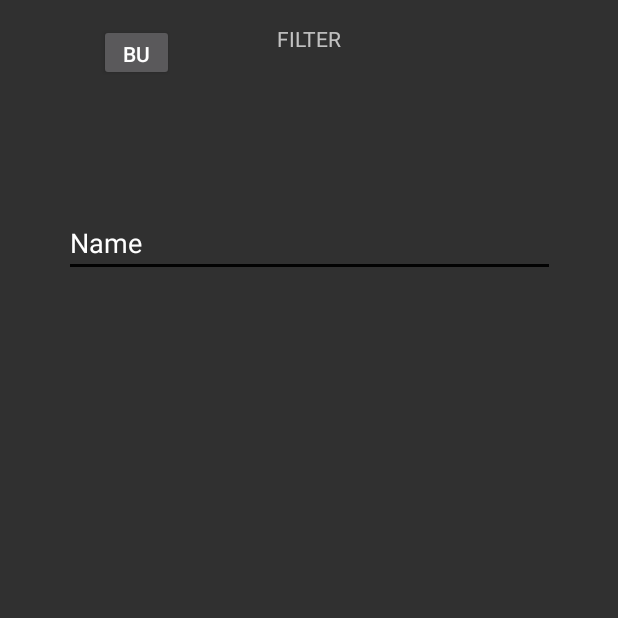
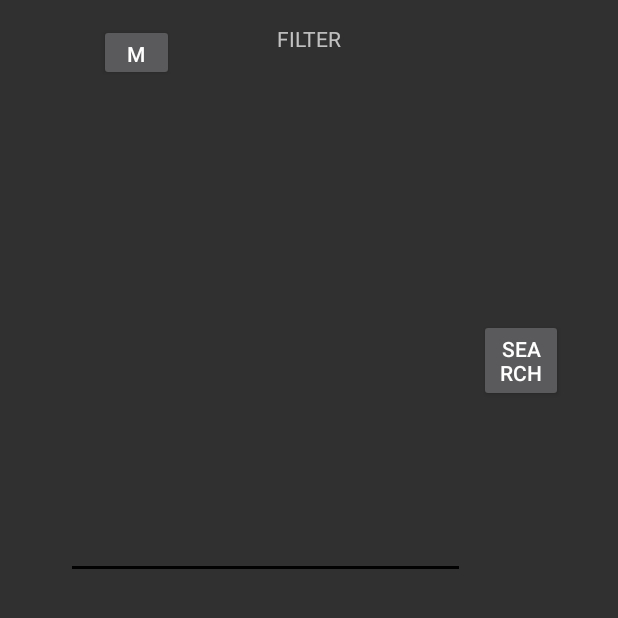
Before and after one commit to CMPUT301F17T08/habit_rabbit, an Android app: the FilterActivity screen opened directly, with no data from a screen before it, on a phone screen of 412 x 824 dp, the top half of it. Run offline under Robolectric (Android 15) with nearby library versions, the phone set to English and light mode, and no system bars; 2 statements that could not run were skipped.

Commit message:
filter save

```diff
--- a/app/src/main/java/ca/ualberta/cmput301f17t08/habitrabbit/FilterActivity.java
+++ b/app/src/main/java/ca/ualberta/cmput301f17t08/habitrabbit/FilterActivity.java
@@ -1,9 +1,13 @@
 package ca.ualberta.cmput301f17t08.habitrabbit;
 
+import android.content.Intent;
 import android.support.v7.app.AppCompatActivity;
 import android.os.Bundle;
 import android.support.v7.widget.LinearLayoutManager;
 import android.support.v7.widget.RecyclerView;
+import android.text.Editable;
+import android.text.TextWatcher;
+import android.view.View;
 import android.widget.ArrayAdapter;
 import android.widget.Button;
 import android.widget.EditText;
@@ -21,8 +25,14 @@ public class FilterActivity extends AppCompatActivity {
     private EditText filter;
     private RecyclerView habit_list_view;
     private Button menu_button;
+    private Button search_button;
+
     private HabitsAdapter cAdapt;
     private ArrayList<Habit> habitList;
+    private FilterActivity activity = this;
+    private ArrayAdapter<Habit> adapter;
+
+
 
 
 
@@ -33,18 +43,48 @@ public class FilterActivity extends AppCompatActivity {
         setContentView(R.layout.activity_filter);
 
         Button menu_button = (Button) findViewById(R.id.menu_button);
+        Button search_button = (Button) findViewById(R.id.search_button);
+
         filter = (EditText) findViewById(R.id.filter);
         title = (TextView) findViewById(R.id.title);
         habit_list_view = (RecyclerView) findViewById(R.id.habit_list);
 
         habitList = LoginManager.getInstance().getCurrentUser().getHabits();
-
         habit_list_view.setLayoutManager(new LinearLayoutManager(getApplicationContext(), LinearLayoutManager.VERTICAL, false));
-
         cAdapt = new HabitsAdapter(habitList, this);
         habit_list_view.setAdapter(cAdapt);
 
 
+        menu_button.setOnClickListener(new View.OnClickListener() {
+            @Override
+            public void onClick(View view) {
+                Intent intent = new Intent(activity, MenuActivity.class);
+                startActivity(intent);
+            }
+        });
+
+        final String keywordstring = filter.getText().toString();// get the comment string
+
+
+        search_button.setOnClickListener(new View.OnClickListener() {
+            @Override
+            public void onClick(View view) {
+                ArrayList<Habit> result = new ArrayList<>();
+                for(Habit habit :habitList) {
+                    if (habit.getName() == keywordstring) {
+                        result.add(habit);
+                    }
+                }
+            }
+        });
+
+
+
+
 
     }
+
+
+
+
 }
--- a/app/src/main/java/ca/ualberta/cmput301f17t08/habitrabbit/HabitsAdapter.java
+++ b/app/src/main/java/ca/ualberta/cmput301f17t08/habitrabbit/HabitsAdapter.java
@@ -53,7 +53,7 @@ public class HabitsAdapter extends RecyclerView.Adapter<HabitsAdapter.ViewHolder
     // Create new views (invoked by the layout manager)
     @Override
     public HabitsAdapter.ViewHolder onCreateViewHolder(ViewGroup parent,
-                                                   int viewType) {
+                                                       int viewType) {
         View habitView = LayoutInflater.from(parent.getContext()).inflate(R.layout.habit_item, parent, false);
         HabitsAdapter.ViewHolder viewHolder = new HabitsAdapter.ViewHolder(habitView);
 
--- a/app/src/main/res/layout/activity_filter.xml
+++ b/app/src/main/res/layout/activity_filter.xml
@@ -8,21 +8,21 @@
 
     <EditText
         android:id="@+id/filter"
-        android:layout_width="327dp"
+        android:layout_width="266dp"
         android:layout_height="wrap_content"
-        android:layout_marginBottom="32dp"
-        android:layout_marginTop="8dp"
+        android:layout_marginBottom="38dp"
+        android:layout_marginEnd="16dp"
+        android:layout_marginStart="16dp"
+        android:layout_marginTop="68dp"
         android:ems="10"
         android:inputType="textPersonName"
-        android:text="Name"
-        app:layout_constraintBottom_toBottomOf="parent"
+        app:layout_constraintBottom_toTopOf="@+id/habit_list"
         app:layout_constraintEnd_toEndOf="parent"
-        app:layout_constraintHorizontal_bias="0.503"
+        app:layout_constraintHorizontal_bias="0.244"
         app:layout_constraintLeft_toLeftOf="parent"
-        app:layout_constraintRight_toRightOf="parent"
         app:layout_constraintStart_toStartOf="parent"
         app:layout_constraintTop_toTopOf="parent"
-        app:layout_constraintVertical_bias="0.178" />
+        app:layout_constraintVertical_bias="1.0" />
 
     <Button
         android:id="@+id/menu_button"
@@ -32,7 +32,7 @@
         android:layout_marginEnd="296dp"
         android:layout_marginLeft="28dp"
         android:layout_marginTop="16dp"
-        android:text="Button"
+        android:text="M"
         app:layout_constraintBottom_toBottomOf="parent"
         app:layout_constraintEnd_toEndOf="parent"
         app:layout_constraintLeft_toLeftOf="parent"
@@ -57,13 +57,24 @@
         android:layout_marginEnd="24dp"
         android:layout_marginRight="16dp"
         android:layout_marginStart="16dp"
-        android:layout_marginTop="100dp"
         app:layout_constraintBottom_toBottomOf="parent"
         app:layout_constraintEnd_toEndOf="parent"
         app:layout_constraintHorizontal_bias="1.0"
         app:layout_constraintRight_toRightOf="parent"
-        app:layout_constraintStart_toStartOf="parent"
-        app:layout_constraintTop_toTopOf="parent"
-        app:layout_constraintVertical_bias="0.774" />
+        app:layout_constraintStart_toStartOf="parent" />
+
+    <Button
+        android:id="@+id/search_button"
+        android:layout_width="56dp"
+        android:layout_height="wrap_content"
+        android:layout_marginBottom="28dp"
+        android:layout_marginRight="16dp"
+        android:layout_marginStart="9dp"
+        android:layout_marginTop="84dp"
+        android:text="Search"
+        app:layout_constraintBottom_toTopOf="@+id/habit_list"
+        app:layout_constraintRight_toRightOf="parent"
+        app:layout_constraintStart_toEndOf="@+id/filter"
+        app:layout_constraintTop_toTopOf="parent" />
 
 </android.support.constraint.ConstraintLayout>
```
